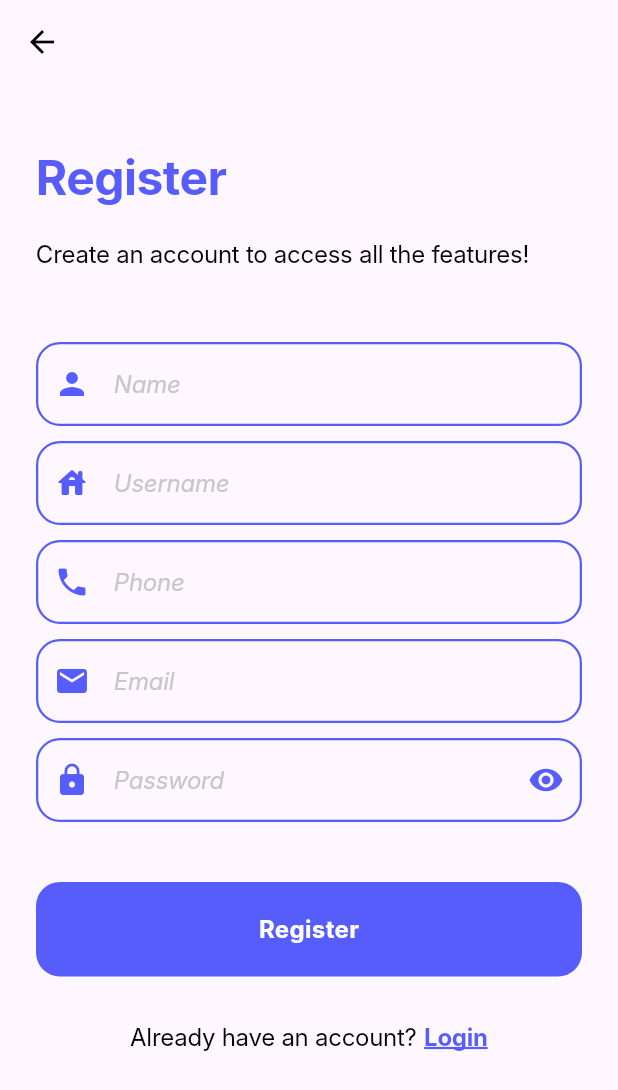
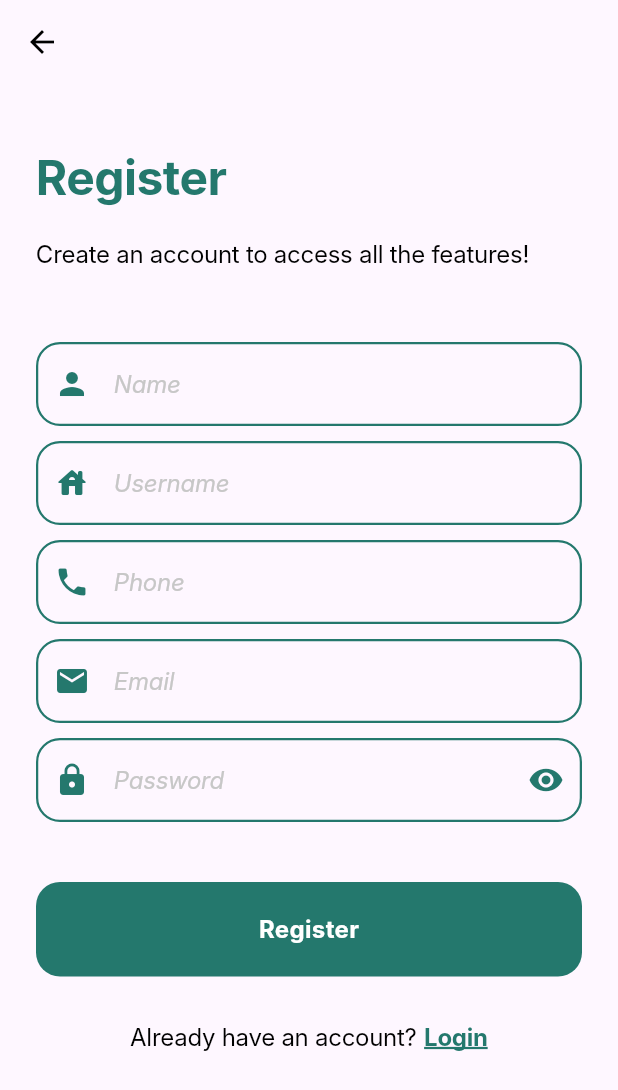
Before and after one commit to Mr-Talha110/ChatBox-App-Using-Firebase-and-Flutter, a Flutter app: the SingupScreen screen opened directly, on a phone screen of 412 x 824 dp. Shown: the top 1090 px of the screen. Run offline on Flutter 3.47's test engine with Material 3 defaults, Android fonts, the phone set to English and light mode, and no system bars; our stand-ins replace cloud_firestore, firebase_auth, firebase_core, flutter_svg, get; accounts and stored records are empty; network calls fail; Roboto replaces fonts that are missing (Inter).

```diff
--- a/lib/screens/Dashobard screen/dashboardScreen.dart
+++ b/lib/screens/Dashobard screen/dashboardScreen.dart
@@ -30,7 +30,7 @@ class _DashboardScreenState extends State<DashboardScreen> {
             backgroundColor: Colors.white,
             unselectedLabelStyle: const TextStyle(fontWeight: FontWeight.w800),
             selectedLabelStyle: const TextStyle(fontWeight: FontWeight.w800),
-            selectedItemColor: const Color(0xFF565DFA),
+            selectedItemColor: const Color(0xff24786D),
             onTap: (index) {
               currentPage = index;
               setState(() {});
--- a/lib/screens/Register screen/signup_screen.dart
+++ b/lib/screens/Register screen/signup_screen.dart
@@ -44,7 +44,7 @@ class _SingupScreenState extends State<SingupScreen> {
                 child: Text(
                   'Register',
                   style: TextStyle(
-                    color: Color(0xFF565DFA),
+                    color: Color(0xff24786D),
                     fontSize: 32,
                     fontFamily: 'Inter',
                     fontWeight: FontWeight.w700,
@@ -72,23 +72,23 @@ class _SingupScreenState extends State<SingupScreen> {
               ),
               const SizedBox(height: 50),
               TextFormField(
-                cursorColor: const Color(0xff575DFB),
+                cursorColor: const Color(0xff24786D),
                 controller: nameController,
                 decoration: const InputDecoration(
                   prefixIcon: Icon(
                     Icons.person,
-                    color: Color(0xff575DFB),
+                    color: Color(0xff24786D),
                   ),
                   contentPadding:
                       EdgeInsets.symmetric(horizontal: 24, vertical: 16),
                   enabledBorder: OutlineInputBorder(
                       borderRadius: BorderRadius.all(Radius.circular(16)),
                       borderSide:
-                          BorderSide(color: Color(0xff575DFB), width: 1.5)),
+                          BorderSide(color: Color(0xff24786D), width: 1.5)),
                   focusedBorder: OutlineInputBorder(
                       borderRadius: BorderRadius.all(Radius.circular(16)),
                       borderSide:
-                          BorderSide(color: Color(0xff575DFB), width: 1.5)),
+                          BorderSide(color: Color(0xff24786D), width: 1.5)),
                   hintText: 'Name',
                   hintStyle: TextStyle(
                     color: Color(0xFFC7C7C7),
@@ -103,23 +103,23 @@ class _SingupScreenState extends State<SingupScreen> {
               ),
               const SizedBox(height: 10),
               TextFormField(
-                cursorColor: const Color(0xff575DFB),
+                cursorColor: const Color(0xff24786D),
                 controller: userNameController,
                 decoration: const InputDecoration(
                   prefixIcon: Icon(
                     Icons.house_rounded,
-                    color: Color(0xff575DFB),
+                    color: Color(0xff24786D),
                   ),
                   contentPadding:
                       EdgeInsets.symmetric(horizontal: 24, vertical: 16),
                   enabledBorder: OutlineInputBorder(
                       borderRadius: BorderRadius.all(Radius.circular(16)),
                       borderSide:
-                          BorderSide(color: Color(0xff575DFB), width: 1.5)),
+                          BorderSide(color: Color(0xff24786D), width: 1.5)),
                   focusedBorder: OutlineInputBorder(
                       borderRadius: BorderRadius.all(Radius.circular(16)),
                       borderSide:
-                          BorderSide(color: Color(0xff575DFB), width: 1.5)),
+                          BorderSide(color: Color(0xff24786D), width: 1.5)),
                   hintText: 'Username',
                   hintStyle: TextStyle(
                     color: Color(0xFFC7C7C7),
@@ -134,23 +134,23 @@ class _SingupScreenState extends State<SingupScreen> {
               ),
               const SizedBox(height: 10),
               TextFormField(
-                cursorColor: const Color(0xff575DFB),
+                cursorColor: const Color(0xff24786D),
                 controller: userPhoneController,
                 decoration: const InputDecoration(
                   prefixIcon: Icon(
                     Icons.phone,
-                    color: Color(0xff575DFB),
+                    color: Color(0xff24786D),
                   ),
                   contentPadding:
                       EdgeInsets.symmetric(horizontal: 24, vertical: 16),
                   enabledBorder: OutlineInputBorder(
                       borderRadius: BorderRadius.all(Radius.circular(16)),
                       borderSide:
-                          BorderSide(color: Color(0xff575DFB), width: 1.5)),
+                          BorderSide(color: Color(0xff24786D), width: 1.5)),
                   focusedBorder: OutlineInputBorder(
                       borderRadius: BorderRadius.all(Radius.circular(16)),
                       borderSide:
-                          BorderSide(color: Color(0xff575DFB), width: 1.5)),
+                          BorderSide(color: Color(0xff24786D), width: 1.5)),
                   hintText: 'Phone',
                   hintStyle: TextStyle(
                     color: Color(0xFFC7C7C7),
@@ -165,23 +165,23 @@ class _SingupScreenState extends State<SingupScreen> {
               ),
               const SizedBox(height: 10),
               TextFormField(
-                cursorColor: const Color(0xff575DFB),
+                cursorColor: const Color(0xff24786D),
                 controller: userEmailController,
                 decoration: const InputDecoration(
                   prefixIcon: Icon(
                     Icons.email,
-                    color: Color(0xff575DFB),
+                    color: Color(0xff24786D),
                   ),
                   contentPadding:
                       EdgeInsets.symmetric(horizontal: 24, vertical: 16),
                   enabledBorder: OutlineInputBorder(
                       borderRadius: BorderRadius.all(Radius.circular(16)),
                       borderSide:
-                          BorderSide(color: Color(0xff575DFB), width: 1.5)),
+                          BorderSide(color: Color(0xff24786D), width: 1.5)),
                   focusedBorder: OutlineInputBorder(
                       borderRadius: BorderRadius.all(Radius.circular(16)),
                       borderSide:
-                          BorderSide(color: Color(0xff575DFB), width: 1.5)),
+                          BorderSide(color: Color(0xff24786D), width: 1.5)),
                   hintText: 'Email',
                   hintStyle: TextStyle(
                     color: Color(0xFFC7C7C7),
@@ -197,23 +197,23 @@ class _SingupScreenState extends State<SingupScreen> {
               const SizedBox(height: 10),
               TextFormField(
                 obscureText: !showPassword,
-                cursorColor: const Color(0xff575DFB),
+                cursorColor: const Color(0xff24786D),
                 controller: userPasswordController,
                 decoration: InputDecoration(
                     prefixIcon: const Icon(
                       Icons.lock,
-                      color: Color(0xff575DFB),
+                      color: Color(0xff24786D),
                     ),
                     contentPadding: const EdgeInsets.symmetric(
                         horizontal: 24, vertical: 16),
                     enabledBorder: const OutlineInputBorder(
                         borderRadius: BorderRadius.all(Radius.circular(16)),
                         borderSide:
-                            BorderSide(color: Color(0xff575DFB), width: 1.5)),
+                            BorderSide(color: Color(0xff24786D), width: 1.5)),
                     focusedBorder: const OutlineInputBorder(
                         borderRadius: BorderRadius.all(Radius.circular(16)),
                         borderSide:
-                            BorderSide(color: Color(0xff575DFB), width: 1.5)),
+                            BorderSide(color: Color(0xff24786D), width: 1.5)),
                     hintText: 'Password',
                     hintStyle: const TextStyle(
                       color: Color(0xFFC7C7C7),
@@ -231,9 +231,9 @@ class _SingupScreenState extends State<SingupScreen> {
                         },
                         icon: showPassword
                             ? const Icon(Icons.visibility_off,
-                                color: Color(0xff575DFB))
+                                color: Color(0xff24786D))
                             : const Icon(Icons.visibility,
-                                color: Color(0xff575DFB)))),
+                                color: Color(0xff24786D)))),
               ),
               const SizedBox(height: 40),
               InkWell(
@@ -261,7 +261,7 @@ class _SingupScreenState extends State<SingupScreen> {
                   padding: const EdgeInsets.symmetric(vertical: 20),
                   width: double.infinity,
                   decoration: BoxDecoration(
-                    color: const Color(0xff575DFB),
+                    color: const Color(0xff24786D),
                     borderRadius: BorderRadius.circular(16),
                   ),
                   child: const Text(
@@ -298,12 +298,12 @@ class _SingupScreenState extends State<SingupScreen> {
                     child: const Text(
                       'Login',
                       style: TextStyle(
-                        color: Color(0xFF565DFA),
+                        color: Color(0xff24786D),
                         fontSize: 16,
                         fontFamily: 'Inter',
                         fontWeight: FontWeight.w700,
                         decoration: TextDecoration.underline,
-                        decorationColor: Color(0xFF565DFA),
+                        decorationColor: Color(0xff24786D),
                         height: 0,
                         letterSpacing: -0.18,
                       ),
--- a/lib/screens/messaging screens/messaging_screen.dart
+++ b/lib/screens/messaging screens/messaging_screen.dart
@@ -12,7 +12,7 @@ class MessagingScreen extends StatelessWidget {
   Widget build(BuildContext context) {
     return Scaffold(
       floatingActionButton: FloatingActionButton(
-        backgroundColor: const Color(0xff575DFB),
+        backgroundColor: const Color(0xff24786D),
         onPressed: () {
           Get.to(const CreateNoteScreen());
         },
@@ -22,7 +22,7 @@ class MessagingScreen extends StatelessWidget {
         ),
       ),
       appBar: AppBar(
-        backgroundColor: const Color(0xff575DFB),
+        backgroundColor: const Color(0xff24786D),
         actions: [
           const Text(
             'Logout',
```
Also changed, not shown: lib/Widgets/my_info.dart (added, +139 -0 lines), lib/Widgets/settings_list.dart (+7 -2 lines), lib/controller/settings_list_controller.dart (+8 -1 lines), lib/models/settings_list_model.dart (+8 -2 lines), lib/screens/Login screen/forgot_password_screen.dart (+6 -6 lines), lib/screens/Login screen/login_screen.dart (+16 -16 lines), lib/screens/Settings screen/my_account_screen.dart (added, +74 -0 lines), lib/screens/Settings screen/settings_screen.dart (+32 -10 lines), lib/splash_screen.dart (+4 -3 lines), assets/images/message.svg (added), assets/images/options.svg (added), assets/images/recentpic1.png (added), assets/images/recentpic2.png (added), assets/images/recentpic3.png (added), 2 more files.
